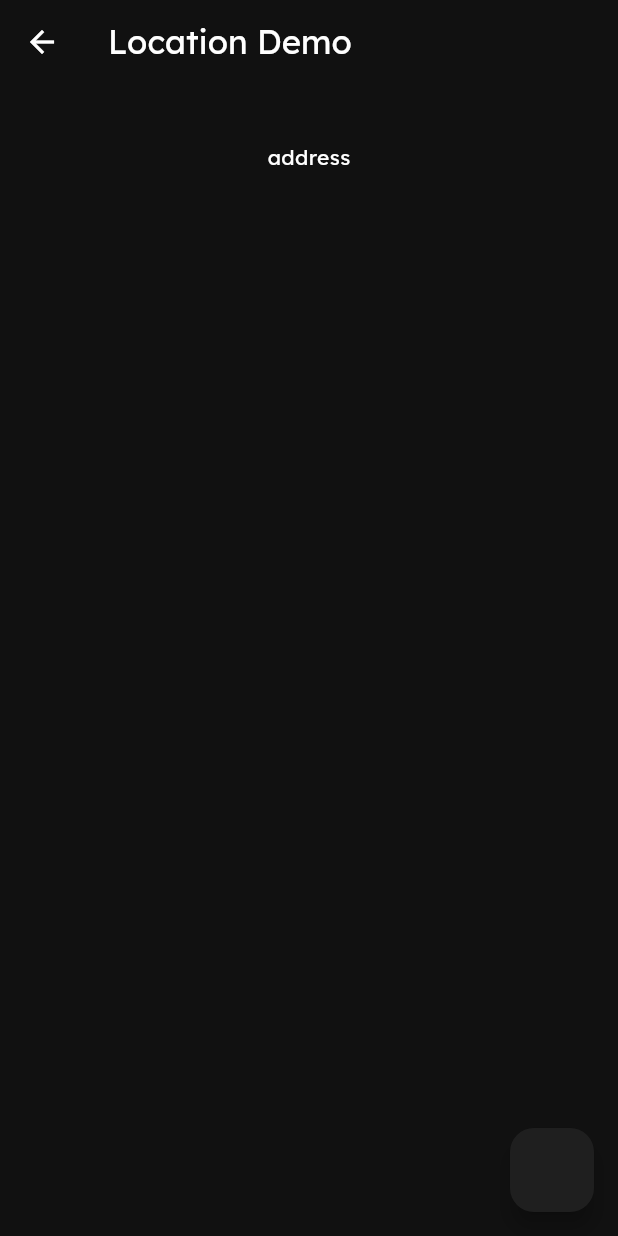
After one commit to rane-siddhesh/flutter_functionalities, a Flutter app: the screen it shows after launch, after a tap on "Location", on a phone screen of 412 x 824 dp. The commit adds this screen. Run offline on Flutter 3.47's test engine with Material 3 defaults, Android fonts, the phone set to English and light mode, and no system bars; our stand-ins replace flutter_riverpod, flutter_svg, flutter_switch, geolocator, google_fonts, image_picker and 1 more; missing offline and left inert: encrypt, no_screenshot.

Commit message:
location latitude longitude fetching functionality

```diff
--- a/lib/dashboard.dart
+++ b/lib/dashboard.dart
@@ -6,6 +6,7 @@ import 'package:layout_builder/camera_demo.dart';
 import 'package:layout_builder/encryption_demo.dart';
 import 'package:layout_builder/isolate_demo.dart';
 import 'package:layout_builder/layout_builder_demo.dart';
+import 'package:layout_builder/location_demo.dart';
 import 'package:layout_builder/no_screenshot.dart';
 import 'package:layout_builder/notifier/theme_notifier.dart';
 
@@ -23,6 +24,7 @@ class _DashboardState extends ConsumerState<Dashboard> {
     'Block Screenshot and recording',
     'Isolate',
     'Camera',
+    'Location',
   ];
 
   @override
@@ -81,6 +83,8 @@ class _DashboardState extends ConsumerState<Dashboard> {
                     destination = IsolateDemo();
                   case 4:
                     destination = CameraDemo();
+                  case 5:
+                    destination = LocationDemo();
                 }
                 Navigator.push(
                   context,
--- /dev/null
+++ b/lib/location_demo.dart
@@ -0,0 +1,67 @@
+import 'package:flutter/material.dart';
+import 'package:geolocator/geolocator.dart';
+import 'package:permission_handler/permission_handler.dart';
+
+class LocationDemo extends StatefulWidget{
+  const LocationDemo({super.key});
+
+  @override
+  State<StatefulWidget> createState() {
+    return _LocationState();
+  }
+}
+
+class _LocationState extends State<LocationDemo> {
+  String location = "";
+  double lat = 0.0;
+  double long = 0.0;
+
+  Future<void> fetchLocation() async{
+    Position position =  await Geolocator.getCurrentPosition(locationSettings:  LocationSettings(accuracy: LocationAccuracy.high));
+    setState(() {
+      lat = position.latitude;
+      long = position.longitude;
+      location = "Latitude:$lat and Longitude:$long";
+    });
+
+  }
+
+  Future<void> requestLocationPermission() async{
+    LocationPermission locationPermission = await Geolocator.checkPermission();
+
+    if(locationPermission == LocationPermission.denied) {
+      locationPermission = await Geolocator.requestPermission();
+      if(locationPermission == LocationPermission.whileInUse) {
+        fetchLocation();
+      }
+    }
+
+    if(locationPermission == LocationPermission.deniedForever) {
+      await Geolocator.openAppSettings();
+    }
+
+    fetchLocation();
+  }
+
+  @override
+  void initState() {
+    super.initState();
+    requestLocationPermission();
+  }
+
+  @override
+  Widget build(BuildContext context) {
+    return Scaffold(appBar: AppBar(title: Text("Location Demo"),),
+      floatingActionButton: FloatingActionButton(onPressed: requestLocationPermission),
+      body: Center(
+        child: Column(
+          children: [
+            Text(location),
+            SizedBox(height: 20,),
+            Text("address")
+          ],
+        ),
+    ),);
+  }
+
+}
--- a/pubspec.yaml
+++ b/pubspec.yaml
@@ -45,6 +45,7 @@ dependencies:
   image_picker: ^1.2.2
   permission_handler: ^12.0.1
   geolocator: ^14.0.1
+  google_maps_flutter: ^2.1.8
 
 dev_dependencies:
   flutter_test:
```
Also changed, not shown: pubspec.lock.
